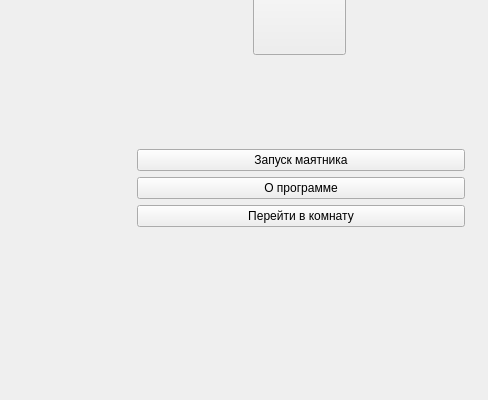
Qt form physicsBreak3.0/mainwindow.ui (GitHubEngine/Physics) before a commit; both pictures show x 712 to 1200 and y 400 to 800 of the 1200 by 800 pixel window.
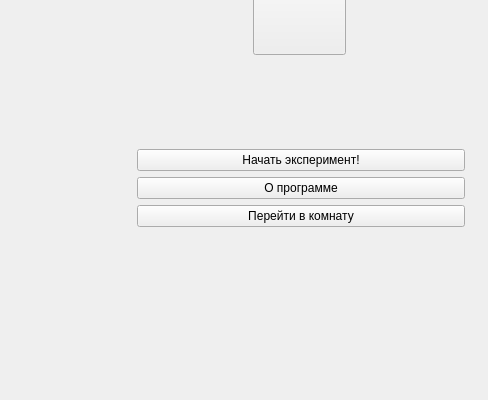
The same form after that commit. Icons and pictures are not drawn.

```diff
--- a/physicsBreak3.0/mainwindow.ui
+++ b/physicsBreak3.0/mainwindow.ui
@@ -271,7 +271,7 @@
           <item>
            <widget class="QPushButton" name="startBut">
             <property name="text">
-             <string>Запуск маятника</string>
+             <string>Начать эксперимент!</string>
             </property>
            </widget>
           </item>
```
